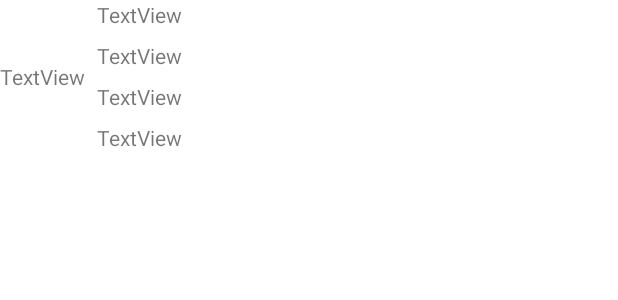
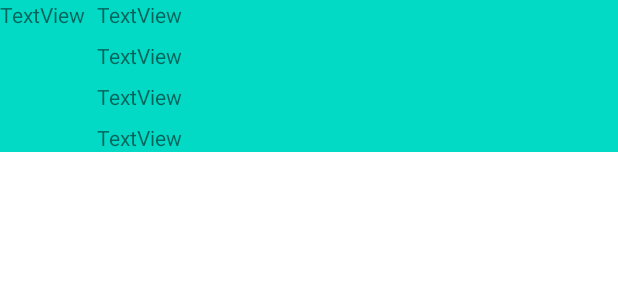
Before and after one commit to jhonpaul123456/TruckDriverApp, an Android app: the layout user_layout.xml on its own in the app's theme, with its tools: preview values and no code run, on a phone screen of 412 x 824 dp. Shown: the top 300 px of the screen. Run offline under Robolectric (Android 15) with nearby library versions, the phone set to English and light mode, and no system bars.

Commit message:
fetch and show users in recyclerView

```diff
--- a/app/src/main/java/com/firstapp/crudappprojectlcnostrd/adapters/UsersAdapter.java
+++ b/app/src/main/java/com/firstapp/crudappprojectlcnostrd/adapters/UsersAdapter.java
@@ -31,7 +31,7 @@ public class UsersAdapter extends RecyclerView.Adapter<UsersAdapter.UserViewHold
 
     @Override
     public void onBindViewHolder(@NonNull UserViewHolder holder, int position) {
-        holder. binding.id.setText(users.get(position).getId());
+        holder. binding.id.setText(String.valueOf(users.get(position).getId()));
         holder.binding.driverName.setText(context.getResources().getString(R.string.driver_name_formatted, users.get(position).getDriverName()));
         holder.binding.plateNumber.setText(context.getResources().getString(R.string.plate_number_formatted, users.get(position).getPlateNumber()));
         holder.binding.truckCondition.setText(context.getResources().getString(R.string.truck_condition_formatted, users.get(position).getTruckCondition()));
--- a/app/src/main/res/layout/user_layout.xml
+++ b/app/src/main/res/layout/user_layout.xml
@@ -9,6 +9,9 @@
 
     <androidx.constraintlayout.widget.ConstraintLayout
         android:layout_width="match_parent"
+        android:background="@color/teal_200"
+
+        android:layout_marginBottom="15dp"
         android:layout_height="wrap_content">
 
         <TextView
@@ -18,7 +21,8 @@
             android:text="TextView"
             app:layout_constraintBottom_toBottomOf="parent"
             app:layout_constraintStart_toStartOf="parent"
-            app:layout_constraintTop_toTopOf="parent" />
+            app:layout_constraintTop_toTopOf="parent"
+            app:layout_constraintVertical_bias="0.0" />
 
         <TextView
             android:id="@+id/driver_name"
```
Also changed, not shown: app/src/main/java/com/firstapp/crudappprojectlcnostrd/activities/FetchUsersActivity.java (+35 -1 lines), app/src/main/java/com/firstapp/crudappprojectlcnostrd/model/Users.java (added, +22 -0 lines), app/src/main/java/com/firstapp/crudappprojectlcnostrd/network/FetchUsersService.java (added, +10 -0 lines).
